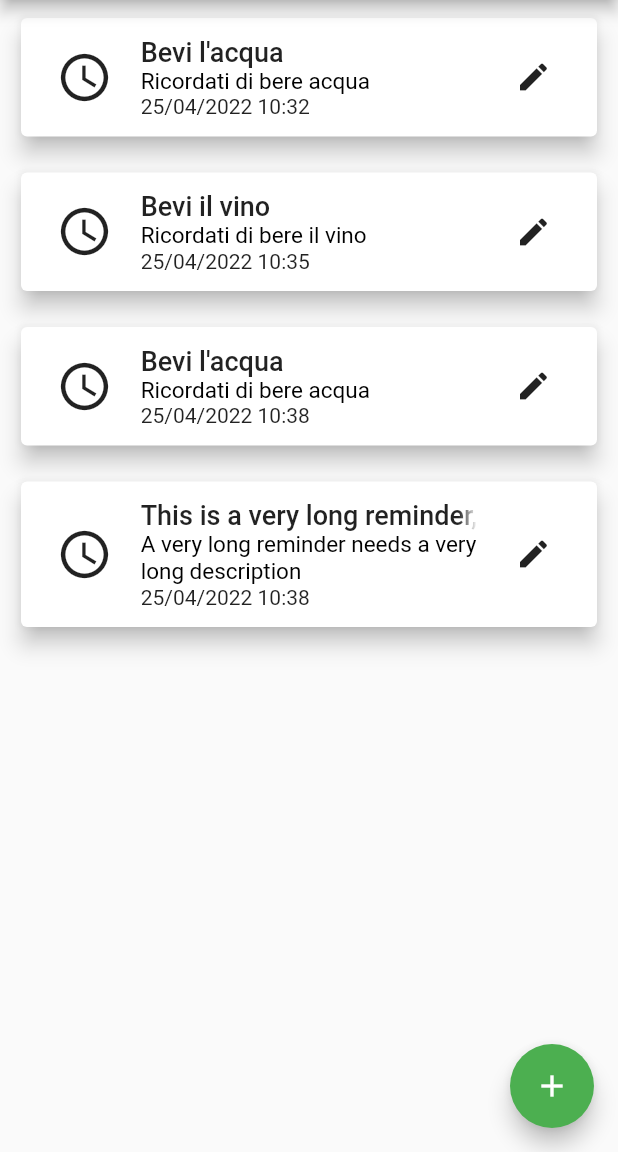
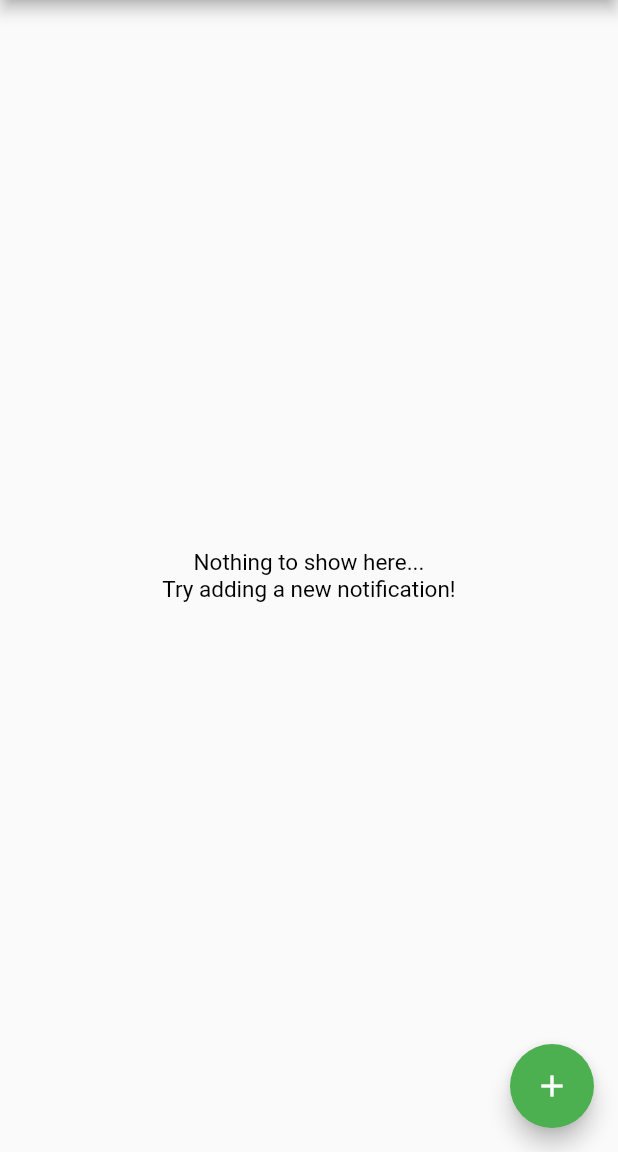
Before and after one commit to enricobragastini/notifier_app, a Flutter app: the screen it shows after launch, on a phone screen of 412 x 824 dp, the part 84-1236 px from its top. Run offline on Flutter 3.47's test engine with Material 2 defaults, Android fonts, the phone set to English and light mode, and no system bars; our stand-ins replace flutter_datetime_picker.

Commit message:
adding notification works

```diff
--- a/lib/main.dart
+++ b/lib/main.dart
@@ -27,6 +27,7 @@
       create: (context) => NotificationsProvider(),
       child: MaterialApp(
         title: 'Notifier',
+        debugShowCheckedModeBanner: false,
         theme: ThemeData(
             primarySwatch: Colors.green,
             textTheme: const TextTheme(
--- a/lib/models/notify.dart
+++ b/lib/models/reminder.dart
@@ -1,11 +1,11 @@
 // import 'package:intl/intl.dart';
 
-class Notify {
+class Reminder {
   final String title;
   final String description;
   final DateTime datetime;
 
-  Notify({
+  Reminder({
     required this.title,
     this.description = "",
     required this.datetime,
--- a/lib/providers/notifications_provider.dart
+++ b/lib/providers/notifications_provider.dart
@@ -1,33 +1,33 @@
 import 'package:flutter/material.dart';
 
-import '../models/notify.dart';
+import '../models/reminder.dart';
 
 class NotificationsProvider with ChangeNotifier {
-  final List<Notify> _notifications = [
-    Notify(
-        title: "Bevi l'acqua",
-        datetime: DateTime.now().add(const Duration(minutes: 2)),
-        description: "Ricordati di bere acqua"),
-    Notify(
-        title: "Bevi il vino",
-        datetime: DateTime.now().add(const Duration(minutes: 5)),
-        description: "Ricordati di bere il vino"),
-    Notify(
-        title: "Bevi l'acqua",
-        datetime: DateTime.now().add(const Duration(minutes: 8)),
-        description: "Ricordati di bere acqua"),
-    Notify(
-        title: "This is a very long reminder, very important title",
-        datetime: DateTime.now().add(const Duration(minutes: 8)),
-        description: "A very long reminder needs a very long description")
+  final List<Reminder> _notifications = [
+    // Reminder(
+    //     title: "Bevi l'acqua",
+    //     datetime: DateTime.now().add(const Duration(minutes: 2)),
+    //     description: "Ricordati di bere acqua"),
+    // Reminder(
+    //     title: "Bevi il vino",
+    //     datetime: DateTime.now().add(const Duration(minutes: 5)),
+    //     description: "Ricordati di bere il vino"),
+    // Reminder(
+    //     title: "Bevi l'acqua",
+    //     datetime: DateTime.now().add(const Duration(minutes: 8)),
+    //     description: "Ricordati di bere acqua"),
+    // Reminder(
+    //     title: "This is a very long reminder, very important title",
+    //     datetime: DateTime.now().add(const Duration(minutes: 8)),
+    //     description: "A very long reminder needs a very long description")
   ];
 
-  List<Notify> get notifications {
+  List<Reminder> get notifications {
     return [..._notifications];
   }
 
-  void addNotification(Notify notification) {
+  void addNotification(Reminder notification) {
     _notifications.add(notification);
-    print(_notifications);
+    notifyListeners();
   }
 }
--- a/lib/screens/add_notification_screen.dart
+++ b/lib/screens/add_notification_screen.dart
@@ -3,7 +3,7 @@ import 'package:intl/intl.dart';
 import 'package:flutter_datetime_picker/flutter_datetime_picker.dart';
 import 'package:provider/provider.dart';
 
-import '../models/notify.dart';
+import '../models/reminder.dart';
 import '../providers/notifications_provider.dart';
 
 class AddNotificationScreen extends StatefulWidget {
@@ -40,10 +40,11 @@ class _AddNotificationScreenState extends State<AddNotificationScreen> {
       return;
     }
 
-    final Notify notification = Notify(
+    final Reminder notification = Reminder(
         title: title, description: description, datetime: _selectedDate!);
     Provider.of<NotificationsProvider>(context, listen: false)
         .addNotification(notification);
+    Navigator.of(context).pop();
   }
 
   @override
@@ -53,9 +54,7 @@ class _AddNotificationScreenState extends State<AddNotificationScreen> {
           IconButton(
             icon: const Icon(Icons.save),
             onPressed: () {
-              print("aggiungo la notifica");
               _addNotification(context);
-              Navigator.of(context).pop();
             },
           )
         ]),
--- a/lib/screens/notifications_screens.dart
+++ b/lib/screens/notifications_screens.dart
@@ -1,7 +1,6 @@
 import 'package:flutter/material.dart';
 import 'package:provider/provider.dart';
 
-import '../models/notify.dart';
 import '../providers/notifications_provider.dart';
 import '../widgets/notification_widget.dart';
 import './add_notification_screen.dart';
@@ -39,7 +38,15 @@ class _NotificationsScreenState extends State<NotificationsScreen> {
             ),
           ],
         ),
-        body: ListView.builder(
+        body: notifications.isEmpty
+            ? Center(
+                child: Text(
+                  "Nothing to show here...\nTry adding a new notification!",
+                  textAlign: TextAlign.center,
+                  style: Theme.of(context).textTheme.labelMedium,
+                ),
+              )
+            : ListView.builder(
                 itemCount: notifications.length,
                 itemBuilder: (context, index) {
                   return NotificationWidget(
```
Lines whose indentation alone changed are shown as unchanged.
